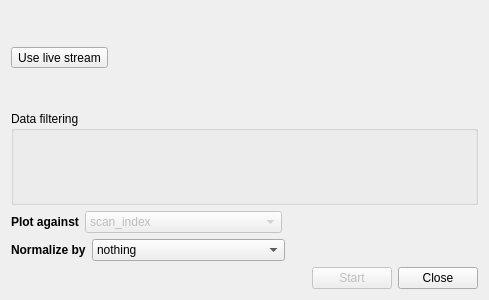
Qt form Code/Mantid/MantidQt/CustomInterfaces/inc/MantidQtCustomInterfaces/RockingCurve.ui (mantidproject/mantid) before a commit.
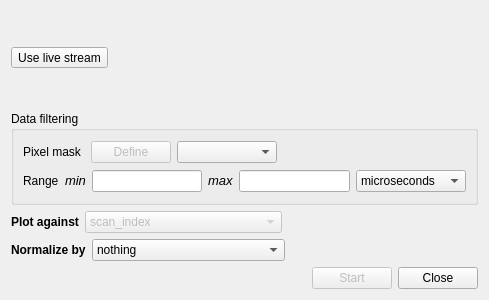
The same form after that commit. Custom widgets are drawn as their Qt base class.

Commit message: Re #6371. Now essentially complete for offline analysis.

What changed in the file:
```diff
--- a/Code/Mantid/MantidQt/CustomInterfaces/inc/MantidQtCustomInterfaces/RockingCurve.ui
+++ b/Code/Mantid/MantidQt/CustomInterfaces/inc/MantidQtCustomInterfaces/RockingCurve.ui
@@ -62,13 +62,6 @@
      </item>
     </layout>
    </item>
-   <item row="1" column="0">
-    <widget class="QGroupBox" name="groupBox">
-     <property name="title">
-      <string>Data filtering</string>
-     </property>
-    </widget>
-   </item>
    <item row="2" column="0">
     <layout class="QHBoxLayout" name="horizontalLayout_2">
      <item>
@@ -206,6 +199,131 @@
      </item>
     </layout>
    </item>
+   <item row="1" column="0">
+    <widget class="QGroupBox" name="groupBox">
+     <property name="title">
+      <string>Data filtering</string>
+     </property>
+     <layout class="QGridLayout" name="gridLayout_2">
+      <item row="0" column="0">
+       <layout class="QHBoxLayout" name="horizontalLayout_6">
+        <item>
+         <widget class="QLabel" name="label_6">
+          <property name="text">
+           <string>Pixel mask </string>
+          </property>
+         </widget>
+        </item>
+        <item>
+         <widget class="QPushButton" name="launchInstView">
+          <property name="enabled">
+           <bool>false</bool>
+          </property>
+          <property name="text">
+           <string>Define</string>
+          </property>
+         </widget>
+        </item>
+        <item>
+         <widget class="MantidQt::MantidWidgets::WorkspaceSelector" name="maskWorkspace">
+          <property name="sizePolicy">
+           <sizepolicy hsizetype="Preferred" vsizetype="Fixed">
+            <horstretch>0</horstretch>
+            <verstretch>0</verstretch>
+           </sizepolicy>
+          </property>
+          <property name="minimumSize">
+           <size>
+            <width>100</width>
+            <height>0</height>
+           </size>
+          </property>
+          <property name="sizeAdjustPolicy">
+           <enum>QComboBox::AdjustToContents</enum>
+          </property>
+          <property name="WorkspaceTypes">
+           <stringlist/>
+          </property>
+          <property name="ShowHidden" stdset="0">
+           <bool>false</bool>
+          </property>
+          <property name="Optional">
+           <bool>true</bool>
+          </property>
+         </widget>
+        </item>
+        <item>
+         <spacer name="horizontalSpacer_5">
+          <property name="orientation">
+           <enum>Qt::Horizontal</enum>
+          </property>
+          <property name="sizeHint" stdset="0">
+           <size>
+            <width>40</width>
+            <height>20</height>
+           </size>
+          </property>
+         </spacer>
+        </item>
+       </layout>
+      </item>
+      <item row="1" column="0">
+       <layout class="QHBoxLayout" name="horizontalLayout_5">
+        <item>
+         <widget class="QLabel" name="label_3">
+          <property name="text">
+           <string>Range</string>
+          </property>
+         </widget>
+        </item>
+        <item>
+         <widget class="QLabel" name="label_4">
+          <property name="text">
+           <string>&lt;!DOCTYPE HTML PUBLIC &quot;-//W3C//DTD HTML 4.0//EN&quot; &quot;http://www.w3.org/TR/REC-html40/strict.dtd&quot;&gt;
+&lt;html&gt;&lt;head&gt;&lt;meta name=&quot;qrichtext&quot; content=&quot;1&quot; /&gt;&lt;style type=&quot;text/css&quot;&gt;
+p, li { white-space: pre-wrap; }
+&lt;/style&gt;&lt;/head&gt;&lt;body style=&quot; font-family:'Sans'; font-size:10pt; font-weight:400; font-style:normal;&quot;&gt;
+&lt;p style=&quot; margin-top:0px; margin-bottom:0px; margin-left:0px; margin-right:0px; -qt-block-indent:0; text-indent:0px;&quot;&gt;&lt;span style=&quot; font-style:italic;&quot;&gt;min&lt;/span&gt;&lt;/p&gt;&lt;/body&gt;&lt;/html&gt;</string>
+          </property>
+         </widget>
+        </item>
+        <item>
+         <widget class="QLineEdit" name="xmin"/>
+        </item>
+        <item>
+         <widget class="QLabel" name="label_5">
+          <property name="text">
+           <string>&lt;!DOCTYPE HTML PUBLIC &quot;-//W3C//DTD HTML 4.0//EN&quot; &quot;http://www.w3.org/TR/REC-html40/strict.dtd&quot;&gt;
+&lt;html&gt;&lt;head&gt;&lt;meta name=&quot;qrichtext&quot; content=&quot;1&quot; /&gt;&lt;style type=&quot;text/css&quot;&gt;
+p, li { white-space: pre-wrap; }
+&lt;/style&gt;&lt;/head&gt;&lt;body style=&quot; font-family:'Sans'; font-size:10pt; font-weight:400; font-style:normal;&quot;&gt;
+&lt;p style=&quot; margin-top:0px; margin-bottom:0px; margin-left:0px; margin-right:0px; -qt-block-indent:0; text-indent:0px;&quot;&gt;&lt;span style=&quot; font-style:italic;&quot;&gt;max&lt;/span&gt;&lt;/p&gt;&lt;/body&gt;&lt;/html&gt;</string>
+          </property>
+         </widget>
+        </item>
+        <item>
+         <widget class="QLineEdit" name="xmax"/>
+        </item>
+        <item>
+         <widget class="QComboBox" name="rangeUnit">
+          <property name="sizePolicy">
+           <sizepolicy hsizetype="MinimumExpanding" vsizetype="Fixed">
+            <horstretch>0</horstretch>
+            <verstretch>0</verstretch>
+           </sizepolicy>
+          </property>
+          <item>
+           <property name="text">
+            <string>microseconds</string>
+           </property>
+          </item>
+         </widget>
+        </item>
+       </layout>
+      </item>
+     </layout>
+    </widget>
+   </item>
   </layout>
  </widget>
  <customwidgets>
@@ -214,6 +332,11 @@
    <extends>QWidget</extends>
    <header>MantidQtMantidWidgets/MWRunFiles.h</header>
   </customwidget>
+  <customwidget>
+   <class>MantidQt::MantidWidgets::WorkspaceSelector</class>
+   <extends>QComboBox</extends>
+   <header>MantidQtMantidWidgets/WorkspaceSelector.h</header>
+  </customwidget>
  </customwidgets>
  <resources/>
  <connections>
```
The commit also changes 2 other files.
